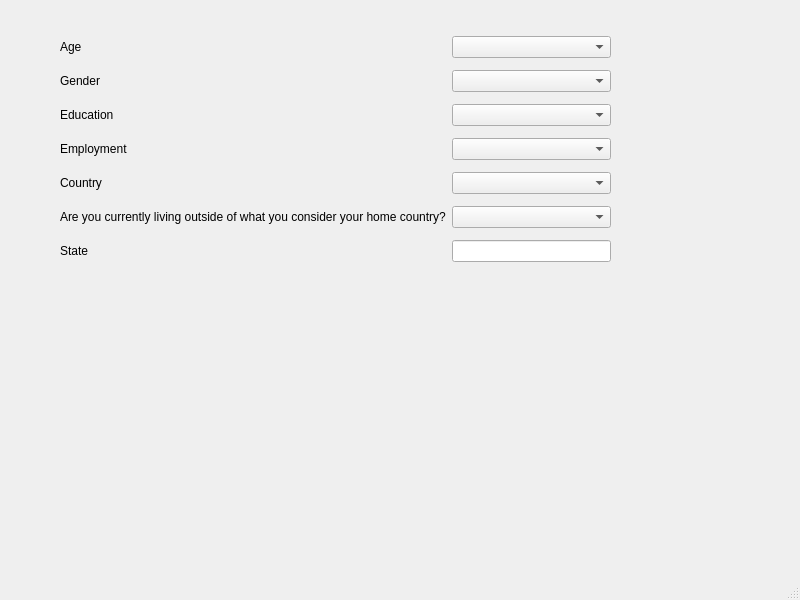
This is src/ui/MainWindow.ui in LanceLi1416/CSC110-Final-Project as Qt 5 draws it before an edit. The edited form follows.
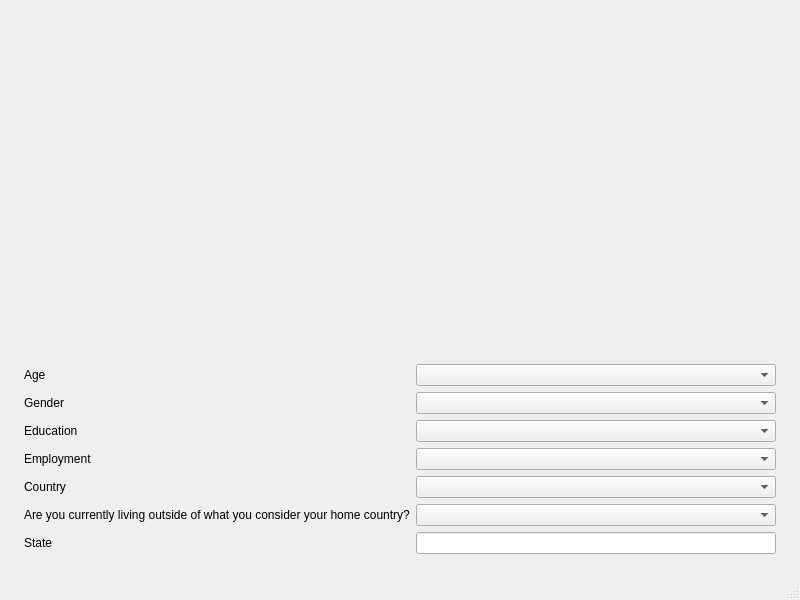
This is the edited form.

```diff
--- a/src/ui/MainWindow.ui
+++ b/src/ui/MainWindow.ui
@@ -14,15 +14,23 @@
    <string>MainWindow</string>
   </property>
   <widget class="QWidget" name="centralwidget">
-   <widget class="QWidget" name="">
-    <property name="geometry">
-     <rect>
-      <x>60</x>
-      <y>30</y>
-      <width>551</width>
-      <height>240</height>
-     </rect>
+   <layout class="QGridLayout" name="gridLayoutMaster">
+    <property name="leftMargin">
+     <number>24</number>
     </property>
+    <property name="topMargin">
+     <number>24</number>
+    </property>
+    <property name="rightMargin">
+     <number>24</number>
+    </property>
+    <property name="bottomMargin">
+     <number>24</number>
+    </property>
+    <item row="0" column="0">
+     <widget class="QWidget" name="graphWidget" native="true"/>
+    </item>
+    <item row="1" column="0">
     <layout class="QGridLayout" name="gridLayout">
      <item row="5" column="0">
       <widget class="QLabel" name="lblExpat">
@@ -95,7 +103,8 @@
       <widget class="QLineEdit" name="lneState"/>
      </item>
     </layout>
-   </widget>
+    </item>
+   </layout>
   </widget>
   <widget class="QMenuBar" name="menubar">
    <property name="geometry">
```
Lines whose indentation alone changed are shown as unchanged.
